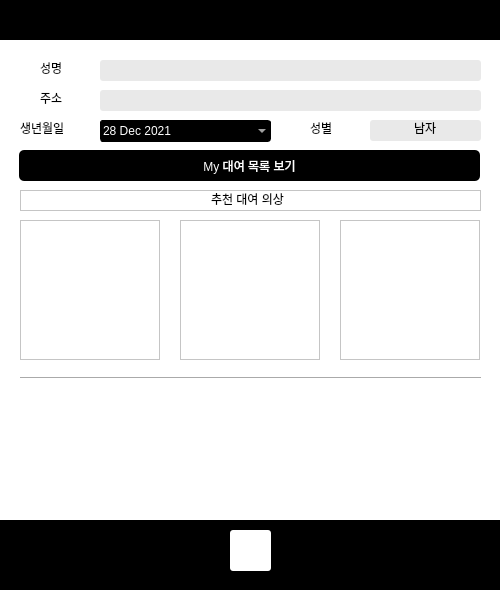
The window that 웰시코기(23-1)_입어바라/ui/user.ui (wooooooooooooooosung/SSU) describes before a commit, drawn with Qt 5.
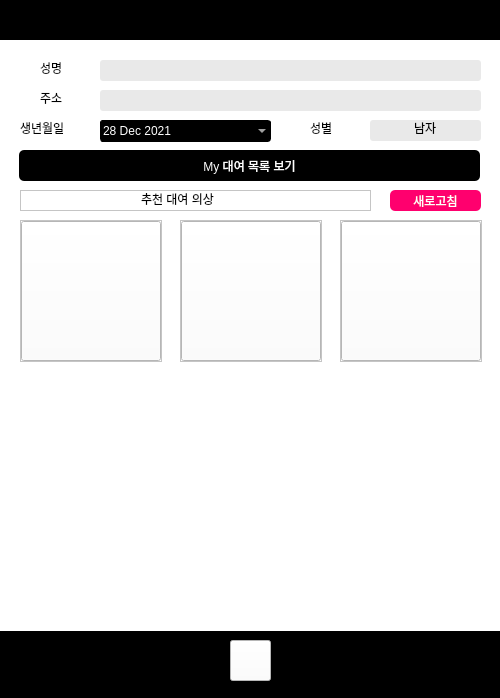
The same window after the commit. Icons and pictures are not drawn.

The edit to the form file:
```diff
--- a/웰시코기(23-1)_입어바라/ui/user.ui
+++ b/웰시코기(23-1)_입어바라/ui/user.ui
@@ -7,7 +7,7 @@
     <x>0</x>
     <y>0</y>
     <width>500</width>
-    <height>591</height>
+    <height>698</height>
    </rect>
   </property>
   <property name="windowTitle">
@@ -257,7 +257,7 @@
     <property name="geometry">
      <rect>
       <x>0</x>
-      <y>520</y>
+      <y>630</y>
       <width>500</width>
       <height>70</height>
      </rect>
@@ -276,18 +276,11 @@
     <property name="geometry">
      <rect>
       <x>230</x>
-      <y>530</y>
+      <y>640</y>
       <width>41</width>
       <height>41</height>
      </rect>
     </property>
-    <property name="styleSheet">
-     <string notr="true">QPushButton{
-	color: white;
-	background-color: rgb(255, 255, 255);
-	border-radius: 3px;
-}</string>
-    </property>
     <property name="text">
      <string/>
     </property>
@@ -325,81 +318,12 @@
      <bool>false</bool>
     </property>
    </widget>
-   <widget class="QScrollArea" name="scrollArea">
-    <property name="geometry">
-     <rect>
-      <x>20</x>
-      <y>220</y>
-      <width>140</width>
-      <height>140</height>
-     </rect>
-    </property>
-    <property name="widgetResizable">
-     <bool>true</bool>
-    </property>
-    <widget class="QWidget" name="scrollAreaWidgetContents">
-     <property name="geometry">
-      <rect>
-       <x>0</x>
-       <y>0</y>
-       <width>138</width>
-       <height>138</height>
-      </rect>
-     </property>
-    </widget>
-   </widget>
-   <widget class="QScrollArea" name="scrollArea_2">
-    <property name="geometry">
-     <rect>
-      <x>340</x>
-      <y>220</y>
-      <width>140</width>
-      <height>140</height>
-     </rect>
-    </property>
-    <property name="widgetResizable">
-     <bool>true</bool>
-    </property>
-    <widget class="QWidget" name="scrollAreaWidgetContents_2">
-     <property name="geometry">
-      <rect>
-       <x>0</x>
-       <y>0</y>
-       <width>138</width>
-       <height>138</height>
-      </rect>
-     </property>
-    </widget>
-   </widget>
-   <widget class="QScrollArea" name="scrollArea_3">
-    <property name="geometry">
-     <rect>
-      <x>180</x>
-      <y>220</y>
-      <width>140</width>
-      <height>140</height>
-     </rect>
-    </property>
-    <property name="widgetResizable">
-     <bool>true</bool>
-    </property>
-    <widget class="QWidget" name="scrollAreaWidgetContents_3">
-     <property name="geometry">
-      <rect>
-       <x>0</x>
-       <y>0</y>
-       <width>138</width>
-       <height>138</height>
-      </rect>
-     </property>
-    </widget>
-   </widget>
    <widget class="QScrollArea" name="scrollArea_4">
     <property name="geometry">
      <rect>
       <x>20</x>
       <y>190</y>
-      <width>461</width>
+      <width>351</width>
       <height>21</height>
      </rect>
     </property>
@@ -411,16 +335,16 @@
       <rect>
        <x>0</x>
        <y>0</y>
-       <width>459</width>
+       <width>349</width>
        <height>19</height>
       </rect>
      </property>
      <widget class="QLabel" name="label_levels_5">
       <property name="geometry">
        <rect>
-        <x>190</x>
+        <x>120</x>
         <y>0</y>
-        <width>91</width>
+        <width>111</width>
         <height>16</height>
        </rect>
       </property>
@@ -440,18 +364,165 @@
      </widget>
     </widget>
    </widget>
-   <widget class="Line" name="line">
+   <widget class="QScrollArea" name="scrollArea_2">
+    <property name="geometry">
+     <rect>
+      <x>180</x>
+      <y>220</y>
+      <width>142</width>
+      <height>142</height>
+     </rect>
+    </property>
+    <property name="widgetResizable">
+     <bool>true</bool>
+    </property>
+    <widget class="QWidget" name="scrollAreaWidgetContents_2">
+     <property name="geometry">
+      <rect>
+       <x>0</x>
+       <y>0</y>
+       <width>140</width>
+       <height>140</height>
+      </rect>
+     </property>
+     <widget class="QPushButton" name="img2">
+      <property name="geometry">
+       <rect>
+        <x>0</x>
+        <y>0</y>
+        <width>140</width>
+        <height>140</height>
+       </rect>
+      </property>
+      <property name="text">
+       <string/>
+      </property>
+      <property name="iconSize">
+       <size>
+        <width>162</width>
+        <height>229</height>
+       </size>
+      </property>
+     </widget>
+    </widget>
+   </widget>
+   <widget class="QScrollArea" name="scrollArea_5">
+    <property name="geometry">
+     <rect>
+      <x>340</x>
+      <y>220</y>
+      <width>142</width>
+      <height>142</height>
+     </rect>
+    </property>
+    <property name="widgetResizable">
+     <bool>true</bool>
+    </property>
+    <widget class="QWidget" name="scrollAreaWidgetContents_8">
+     <property name="geometry">
+      <rect>
+       <x>0</x>
+       <y>0</y>
+       <width>140</width>
+       <height>140</height>
+      </rect>
+     </property>
+     <widget class="QPushButton" name="img3">
+      <property name="geometry">
+       <rect>
+        <x>0</x>
+        <y>0</y>
+        <width>140</width>
+        <height>140</height>
+       </rect>
+      </property>
+      <property name="text">
+       <string/>
+      </property>
+      <property name="iconSize">
+       <size>
+        <width>162</width>
+        <height>229</height>
+       </size>
+      </property>
+     </widget>
+    </widget>
+   </widget>
+   <widget class="QScrollArea" name="scrollArea_3">
     <property name="geometry">
      <rect>
       <x>20</x>
+      <y>220</y>
+      <width>142</width>
+      <height>142</height>
+     </rect>
+    </property>
+    <property name="widgetResizable">
+     <bool>true</bool>
+    </property>
+    <widget class="QWidget" name="scrollAreaWidgetContents_3">
+     <property name="geometry">
+      <rect>
+       <x>0</x>
+       <y>0</y>
+       <width>140</width>
+       <height>140</height>
+      </rect>
+     </property>
+     <widget class="QPushButton" name="img1">
+      <property name="geometry">
+       <rect>
+        <x>0</x>
+        <y>0</y>
+        <width>140</width>
+        <height>140</height>
+       </rect>
+      </property>
+      <property name="text">
+       <string/>
+      </property>
+      <property name="iconSize">
+       <size>
+        <width>162</width>
+        <height>229</height>
+       </size>
+      </property>
+     </widget>
+    </widget>
+   </widget>
+   <widget class="QPushButton" name="reset">
+    <property name="geometry">
+     <rect>
+      <x>390</x>
+      <y>190</y>
+      <width>91</width>
+      <height>21</height>
+     </rect>
+    </property>
+    <property name="styleSheet">
+     <string notr="true">QPushButton{
+	color: white;
+	background-color: rgb(255, 0, 110);
+	border-radius: 5px;
+}</string>
+    </property>
+    <property name="text">
+     <string>새로고침</string>
+    </property>
+    <property name="flat">
+     <bool>false</bool>
+    </property>
+   </widget>
+   <widget class="QWidget" name="verticalLayoutWidget">
+    <property name="geometry">
+     <rect>
+      <x>0</x>
       <y>370</y>
-      <width>461</width>
-      <height>16</height>
+      <width>501</width>
+      <height>261</height>
      </rect>
     </property>
-    <property name="orientation">
-     <enum>Qt::Horizontal</enum>
-    </property>
+    <layout class="QVBoxLayout" name="layout"/>
    </widget>
   </widget>
  </widget>
```
